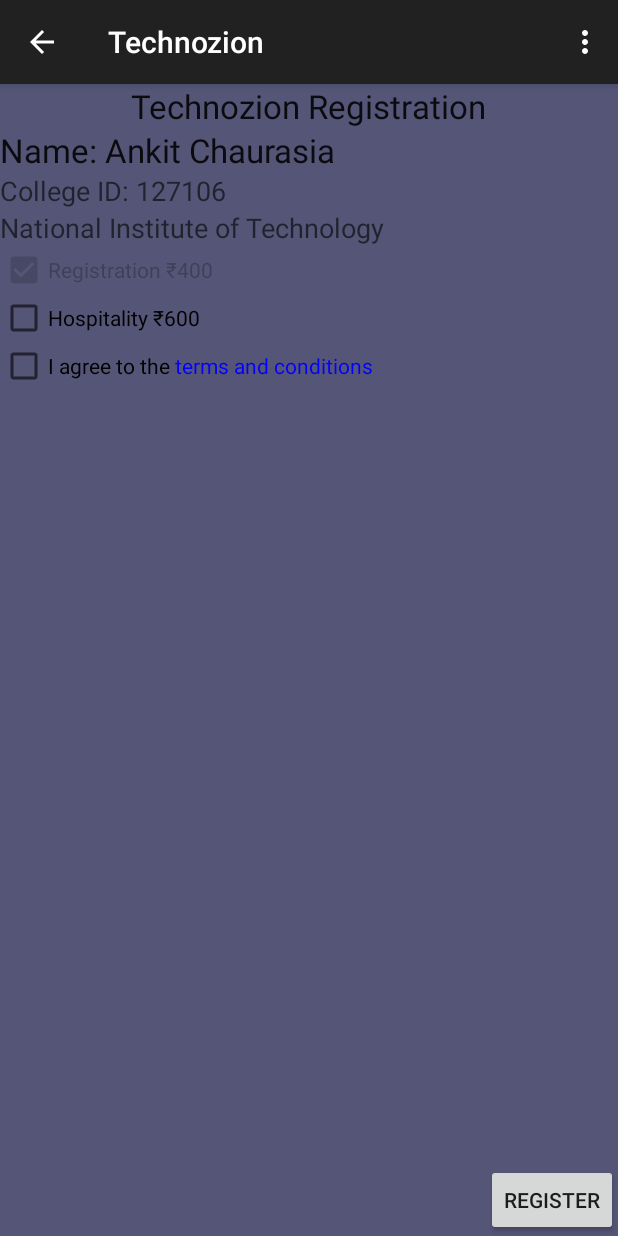
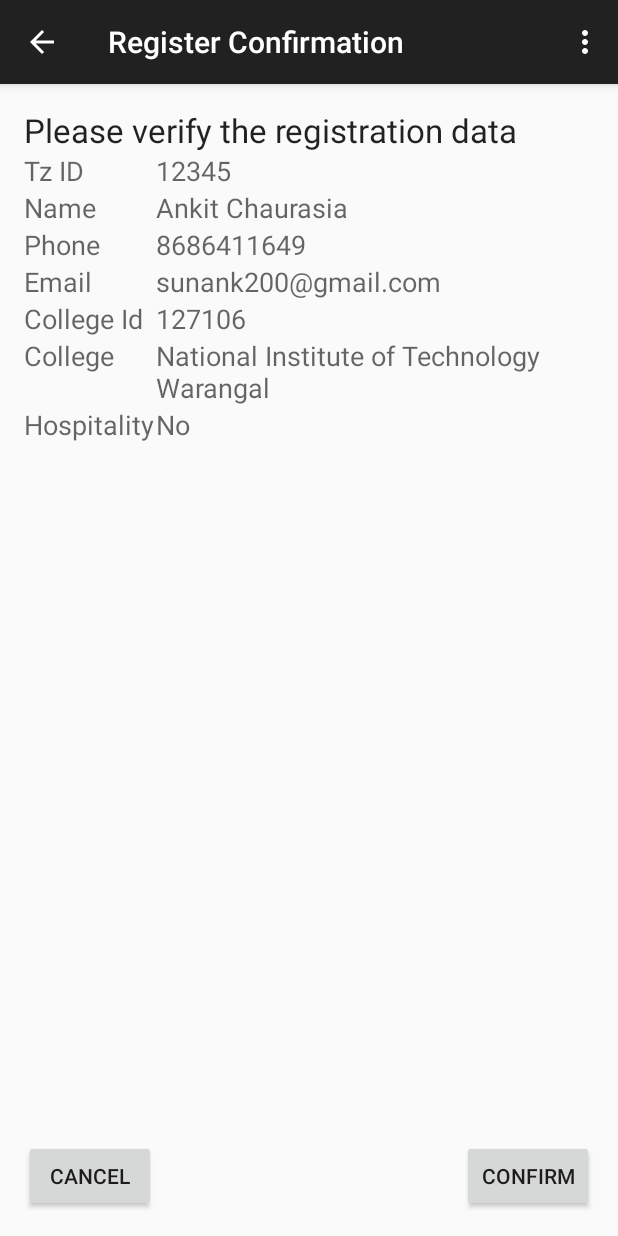
Before and after one commit to karnika-ag/Technozion1, an Android app: the fragment RegistrationFragment placed in its activity, after a tap on "REGISTER", on a phone screen of 412 x 824 dp. Run offline under Robolectric (Android 15) with nearby library versions, the phone set to English and light mode, and no system bars; 2 statements that could not run were skipped.

Commit message:
added technozion registration page

```diff
--- a/app/build.gradle
+++ b/app/build.gradle
@@ -20,7 +20,7 @@ android {
 }
 
 dependencies {
-+    compile fileTree(include: ['*.jar'], dir: 'libs')
+    compile fileTree(include: ['*.jar'], dir: 'libs')
     compile 'com.android.support:appcompat-v7:23.0.1'
     compile 'com.google.android.gms:play-services:8.1.0'
     compile project(':apache-httpcomponents-httpcore')
--- /dev/null
+++ b/app/src/main/java/in/technozion/technozion/RegisterConfirmationActivity.java
@@ -0,0 +1,38 @@
+package in.technozion.technozion;
+
+import android.support.v7.app.AppCompatActivity;
+import android.os.Bundle;
+import android.view.Menu;
+import android.view.MenuItem;
+
+public class RegisterConfirmationActivity extends AppCompatActivity {
+
+    @Override
+    protected void onCreate(Bundle savedInstanceState) {
+        super.onCreate(savedInstanceState);
+        setContentView(R.layout.activity_register_confirmation);
+    }
+
+
+    @Override
+    public boolean onCreateOptionsMenu(Menu menu) {
+        // Inflate the menu; this adds items to the action bar if it is present.
+        getMenuInflater().inflate(R.menu.menu_register_confirmation, menu);
+        return true;
+    }
+
+    @Override
+    public boolean onOptionsItemSelected(MenuItem item) {
+        // Handle action bar item clicks here. The action bar will
+        // automatically handle clicks on the Home/Up button, so long
+        // as you specify a parent activity in AndroidManifest.xml.
+        int id = item.getItemId();
+
+        //noinspection SimplifiableIfStatement
+        if (id == R.id.action_settings) {
+            return true;
+        }
+
+        return super.onOptionsItemSelected(item);
+    }
+}
--- /dev/null
+++ b/app/src/main/java/in/technozion/technozion/RegisterConfirmationActivityFragment.java
@@ -0,0 +1,22 @@
+package in.technozion.technozion;
+
+import android.support.v4.app.Fragment;
+import android.os.Bundle;
+import android.view.LayoutInflater;
+import android.view.View;
+import android.view.ViewGroup;
+
+/**
+ * A placeholder fragment containing a simple view.
+ */
+public class RegisterConfirmationActivityFragment extends Fragment {
+
+    public RegisterConfirmationActivityFragment() {
+    }
+
+    @Override
+    public View onCreateView(LayoutInflater inflater, ViewGroup container,
+                             Bundle savedInstanceState) {
+        return inflater.inflate(R.layout.fragment_register_confirmation, container, false);
+    }
+}
--- a/app/src/main/java/in/technozion/technozion/RegisterWorkshopActivityFragment.java
+++ b/app/src/main/java/in/technozion/technozion/RegisterWorkshopActivityFragment.java
@@ -245,7 +245,7 @@ public class RegisterWorkshopActivityFragment extends Fragment implements Adapte
             }
 
             String jsonstr = Util.getStringFromURL(URLS.WORKSHOP_REGISTER_URL, map);
-            String jsonstr = Util.getStringFromURL(registerurl, map);
+//            String jsonstr = Util.getStringFromURL(registerurl, map);
             if (jsonstr != null) {
                 Log.d("GOT FROM HTTP", jsonstr);
 
--- a/app/src/main/java/in/technozion/technozion/nav_bar_fragments/RegistrationFragment.java
+++ b/app/src/main/java/in/technozion/technozion/nav_bar_fragments/RegistrationFragment.java
@@ -27,6 +27,7 @@ import java.util.HashMap;
 import in.technozion.technozion.Data.URLS;
 import in.technozion.technozion.Data.Util;
 import in.technozion.technozion.R;
+import in.technozion.technozion.RegisterConfirmationActivity;
 
 public class RegistrationFragment extends Fragment {
     public static final String TAG = RegistrationFragment.class.getSimpleName();
@@ -54,7 +55,7 @@ public class RegistrationFragment extends Fragment {
         getActivity().findViewById(R.id.buttonRegister).setOnClickListener(new View.OnClickListener() {
             @Override
             public void onClick(View v) {
-
+                new RegisterTask().execute();
 
             }
         });
@@ -183,37 +184,37 @@ public class RegistrationFragment extends Fragment {
 
         @Override
         protected HashMap<String ,String> doInBackground(Void... voids) {
-
-            String jsonstr= Util.getStringFromURL(URLS.REGISTRATION_URL);
-            if (jsonstr!=null) {
-                Log.d("GOT FROM HTTP", jsonstr);
-                try {
-                    JSONObject jsonObject=new JSONObject(jsonstr);
 //
-                    HashMap<String,String> hashMap=new HashMap<>();
+//            String jsonstr= Util.getStringFromURL(URLS.REGISTRATION_URL);
+//            if (jsonstr!=null) {
+//                Log.d("GOT FROM HTTP", jsonstr);
+//                try {
+//                    JSONObject jsonObject=new JSONObject(jsonstr);
+////
+//                    HashMap<String,String> hashMap=new HashMap<>();
+////
+////                    hashMap.put("userid",jsonObject.getString("userid"));
+////                    if(jsonObject.getString("registration").equals("0")) {
+////                        hashMap.put("registration", "₹ 400 unpaid");
+////                    }else {
+////                        hashMap.put("registration", "paid");
+////                    }
+////                    if(jsonObject.getString("hospitality").equals("0")) {
+////                        hashMap.put("hospitality", "₹ 600 unpaid");
+////                    }else {
+////                        hashMap.put("hospitality", "paid");
+////                    }
+////                    hashMap.put("name",jsonObject.getString("name"));
+////                    hashMap.put("collegeid",jsonObject.getString("collegeid"));
+////                    hashMap.put("college",jsonObject.getString("college"));
+////                    hashMap.put("phone",jsonObject.getString("phone"));
+////                    hashMap.put("email",jsonObject.getString("email"));
 //
-//                    hashMap.put("userid",jsonObject.getString("userid"));
-//                    if(jsonObject.getString("registration").equals("0")) {
-//                        hashMap.put("registration", "₹ 400 unpaid");
-//                    }else {
-//                        hashMap.put("registration", "paid");
-//                    }
-//                    if(jsonObject.getString("hospitality").equals("0")) {
-//                        hashMap.put("hospitality", "₹ 600 unpaid");
-//                    }else {
-//                        hashMap.put("hospitality", "paid");
-//                    }
-//                    hashMap.put("name",jsonObject.getString("name"));
-//                    hashMap.put("collegeid",jsonObject.getString("collegeid"));
-//                    hashMap.put("college",jsonObject.getString("college"));
-//                    hashMap.put("phone",jsonObject.getString("phone"));
-//                    hashMap.put("email",jsonObject.getString("email"));
-
-                    return hashMap;
-                } catch (JSONException e) {
-                    e.printStackTrace();
-                }
-            }
+//                    return hashMap;
+//                } catch (JSONException e) {
+//                    e.printStackTrace();
+//                }
+//            }
 //            JSONObject jsonObject=new JSONObject(jsonstr);
             return null;
         }
@@ -247,7 +248,9 @@ public class RegistrationFragment extends Fragment {
 //                ((TextView)getActivity().findViewById(R.id.textViewCollege)).setText(hashMap.get("college"));
 //                ((TextView)getActivity().findViewById(R.id.textViewPhoneNumber)).setText(hashMap.get("phone"));
 //                ((TextView)getActivity().findViewById(R.id.textViewEmail)).setText(hashMap.get("email"));
+
             }
+            startActivity(new Intent(getActivity(), RegisterConfirmationActivity.class));
         }
     }
 }
--- /dev/null
+++ b/app/src/main/res/layout/activity_register_confirmation.xml
@@ -0,0 +1,5 @@
+<fragment xmlns:android="http://schemas.android.com/apk/res/android"
+    xmlns:tools="http://schemas.android.com/tools" android:id="@+id/fragment"
+    android:name="in.technozion.technozion.RegisterConfirmationActivityFragment"
+    tools:layout="@layout/fragment_register_confirmation" android:layout_width="match_parent"
+    android:layout_height="match_parent" />
--- /dev/null
+++ b/app/src/main/res/layout/fragment_register_confirmation.xml
@@ -0,0 +1,177 @@
+<RelativeLayout xmlns:android="http://schemas.android.com/apk/res/android"
+    xmlns:tools="http://schemas.android.com/tools" android:layout_width="match_parent"
+    android:layout_height="match_parent" android:paddingLeft="@dimen/activity_horizontal_margin"
+    android:paddingRight="@dimen/activity_horizontal_margin"
+    android:paddingTop="@dimen/activity_vertical_margin"
+    android:paddingBottom="@dimen/activity_vertical_margin"
+    tools:context="in.technozion.technozion.RegisterConfirmationActivityFragment">
+
+    <Button
+        android:layout_width="wrap_content"
+        android:layout_height="wrap_content"
+        android:text="Confirm"
+        android:id="@+id/buttonConfirm"
+        android:layout_alignParentBottom="true"
+        android:layout_alignParentRight="true"
+        android:layout_alignParentEnd="true" />
+
+    <Button
+        android:layout_width="wrap_content"
+        android:layout_height="wrap_content"
+        android:text="Cancel"
+        android:id="@+id/buttonCancel"
+        android:layout_alignBottom="@+id/buttonConfirm"
+        android:layout_alignParentLeft="true"
+        android:layout_alignParentStart="true" />
+
+    <TextView
+        android:layout_width="wrap_content"
+        android:layout_height="wrap_content"
+        android:textAppearance="?android:attr/textAppearanceLarge"
+        android:text="Please verify the registration data"
+        android:id="@+id/textView26"
+        android:layout_alignParentTop="true"
+        android:layout_alignParentLeft="true"
+        android:layout_alignParentStart="true" />
+
+    <TextView
+        android:layout_width="wrap_content"
+        android:layout_height="wrap_content"
+        android:textAppearance="?android:attr/textAppearanceMedium"
+        android:text="Name"
+        android:id="@+id/textView27"
+        android:layout_below="@+id/textView29"
+        android:layout_alignLeft="@+id/textView29"
+        android:layout_alignStart="@+id/textView29" />
+
+    <TextView
+        android:layout_width="wrap_content"
+        android:layout_height="wrap_content"
+        android:textAppearance="?android:attr/textAppearanceMedium"
+        android:text="College Id"
+        android:id="@+id/textView28"
+        android:layout_below="@+id/textView38"
+        android:layout_alignParentLeft="true"
+        android:layout_alignParentStart="true" />
+
+    <TextView
+        android:layout_width="wrap_content"
+        android:layout_height="wrap_content"
+        android:textAppearance="?android:attr/textAppearanceMedium"
+        android:text="Tz ID"
+        android:id="@+id/textView29"
+        android:layout_below="@+id/textView26"
+        android:layout_alignParentLeft="true"
+        android:layout_alignParentStart="true" />
+
+    <TextView
+        android:layout_width="wrap_content"
+        android:layout_height="wrap_content"
+        android:textAppearance="?android:attr/textAppearanceMedium"
+        android:text="College"
+        android:id="@+id/textView30"
+        android:layout_below="@+id/textView28"
+        android:layout_alignParentLeft="true"
+        android:layout_alignParentStart="true" />
+
+    <TextView
+        android:layout_width="wrap_content"
+        android:layout_height="wrap_content"
+        android:textAppearance="?android:attr/textAppearanceMedium"
+        android:text="12345"
+        android:id="@+id/textViewTzId"
+        android:layout_below="@+id/textView26"
+        android:layout_toRightOf="@+id/buttonCancel"
+        android:layout_toEndOf="@+id/buttonCancel" />
+
+    <TextView
+        android:layout_width="wrap_content"
+        android:layout_height="wrap_content"
+        android:textAppearance="?android:attr/textAppearanceMedium"
+        android:text="Ankit Chaurasia"
+        android:id="@+id/textViewName"
+        android:layout_above="@+id/textView37"
+        android:layout_alignLeft="@+id/textView33"
+        android:layout_alignStart="@+id/textView33" />
+
+    <TextView
+        android:layout_width="wrap_content"
+        android:layout_height="wrap_content"
+        android:textAppearance="?android:attr/textAppearanceMedium"
+        android:text="8686411649"
+        android:id="@+id/textView33"
+        android:layout_below="@+id/textViewName"
+        android:layout_toRightOf="@+id/buttonCancel"
+        android:layout_toEndOf="@+id/buttonCancel" />
+
+    <TextView
+        android:layout_width="wrap_content"
+        android:layout_height="wrap_content"
+        android:textAppearance="?android:attr/textAppearanceMedium"
+        android:text="National Institute of Technology Warangal"
+        android:id="@+id/textView34"
+        android:layout_alignTop="@+id/textView30"
+        android:layout_alignLeft="@+id/textView40"
+        android:layout_alignStart="@+id/textView40" />
+
+    <TextView
+        android:layout_width="wrap_content"
+        android:layout_height="wrap_content"
+        android:textAppearance="?android:attr/textAppearanceMedium"
+        android:text="Hospitality"
+        android:id="@+id/textView35"
+        android:layout_below="@+id/textView34"
+        android:layout_alignParentLeft="true"
+        android:layout_alignParentStart="true" />
+
+    <TextView
+        android:layout_width="wrap_content"
+        android:layout_height="wrap_content"
+        android:textAppearance="?android:attr/textAppearanceMedium"
+        android:text="No"
+        android:id="@+id/textView36"
+        android:layout_below="@+id/textView34"
+        android:layout_alignLeft="@+id/textView34"
+        android:layout_alignStart="@+id/textView34" />
+
+    <TextView
+        android:layout_width="wrap_content"
+        android:layout_height="wrap_content"
+        android:textAppearance="?android:attr/textAppearanceMedium"
+        android:text="Phone"
+        android:id="@+id/textView37"
+        android:layout_below="@+id/textView27"
+        android:layout_alignParentLeft="true"
+        android:layout_alignParentStart="true" />
+
+    <TextView
+        android:layout_width="wrap_content"
+        android:layout_height="wrap_content"
+        android:textAppearance="?android:attr/textAppearanceMedium"
+        android:text="Email"
+        android:id="@+id/textView38"
+        android:layout_below="@+id/textView37"
+        android:layout_alignParentLeft="true"
+        android:layout_alignParentStart="true" />
+
+    <TextView
+        android:layout_width="wrap_content"
+        android:layout_height="wrap_content"
+        android:textAppearance="?android:attr/textAppearanceMedium"
+        android:text="sunank200@gmail.com"
+        android:id="@+id/textView39"
+        android:layout_below="@+id/textView33"
+        android:layout_alignLeft="@+id/textView33"
+        android:layout_alignStart="@+id/textView33" />
+
+    <TextView
+        android:layout_width="wrap_content"
+        android:layout_height="wrap_content"
+        android:textAppearance="?android:attr/textAppearanceMedium"
+        android:text="127106"
+        android:id="@+id/textView40"
+        android:layout_below="@+id/textView39"
+        android:layout_toRightOf="@+id/buttonCancel"
+        android:layout_toEndOf="@+id/buttonCancel" />
+
+</RelativeLayout>
--- /dev/null
+++ b/app/src/main/res/menu/menu_register_confirmation.xml
@@ -0,0 +1,7 @@
+<menu xmlns:android="http://schemas.android.com/apk/res/android"
+    xmlns:app="http://schemas.android.com/apk/res-auto"
+    xmlns:tools="http://schemas.android.com/tools"
+    tools:context="in.technozion.technozion.RegisterConfirmationActivity">
+    <item android:id="@+id/action_settings" android:title="@string/action_settings"
+        android:orderInCategory="100" app:showAsAction="never" />
+</menu>
--- a/app/src/main/res/values/strings.xml
+++ b/app/src/main/res/values/strings.xml
@@ -32,4 +32,5 @@
     <string name="placeholder_email_id">sunank200@gmail.com</string>
 
     <string name="title_activity_web_view">WebViewActivity</string>
+    <string name="title_activity_register_confirmation">Register Confirmation</string>
 </resources>
--- a/settings.gradle
+++ b/settings.gradle
@@ -1 +1 @@
-include ':app', ':apache-httpcomponents-httpcore'
+include ':apache-httpcomponents-httpcore', ':app'
```
Also changed, not shown: app/src/main/AndroidManifest.xml (+9 -3 lines), 1 other file.
